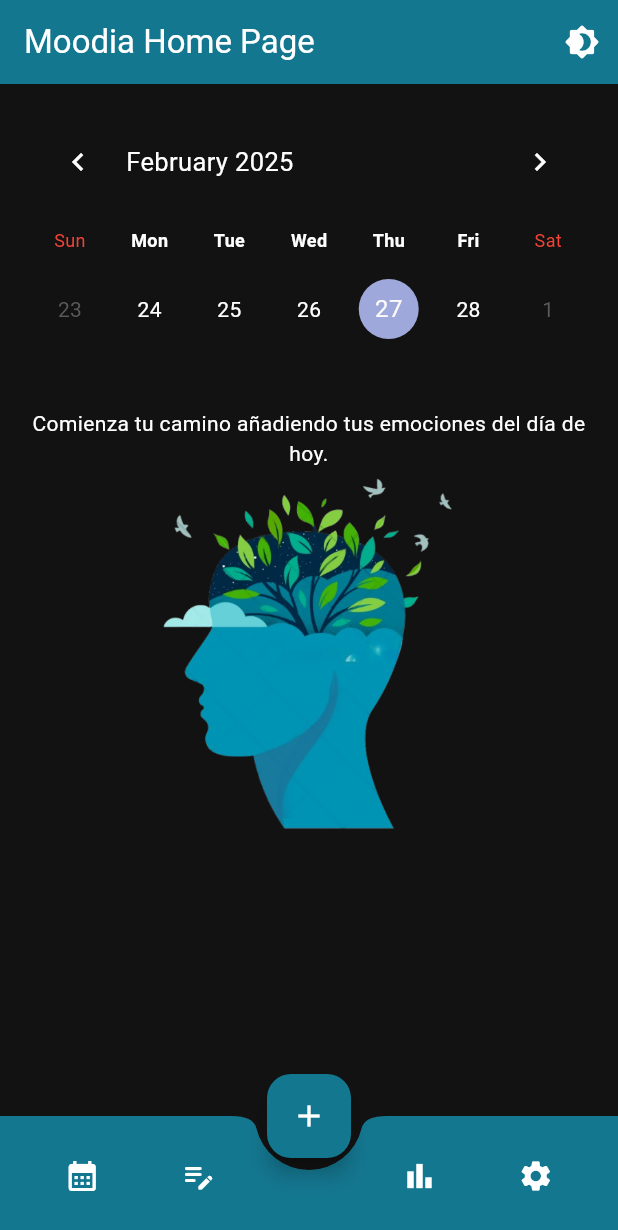
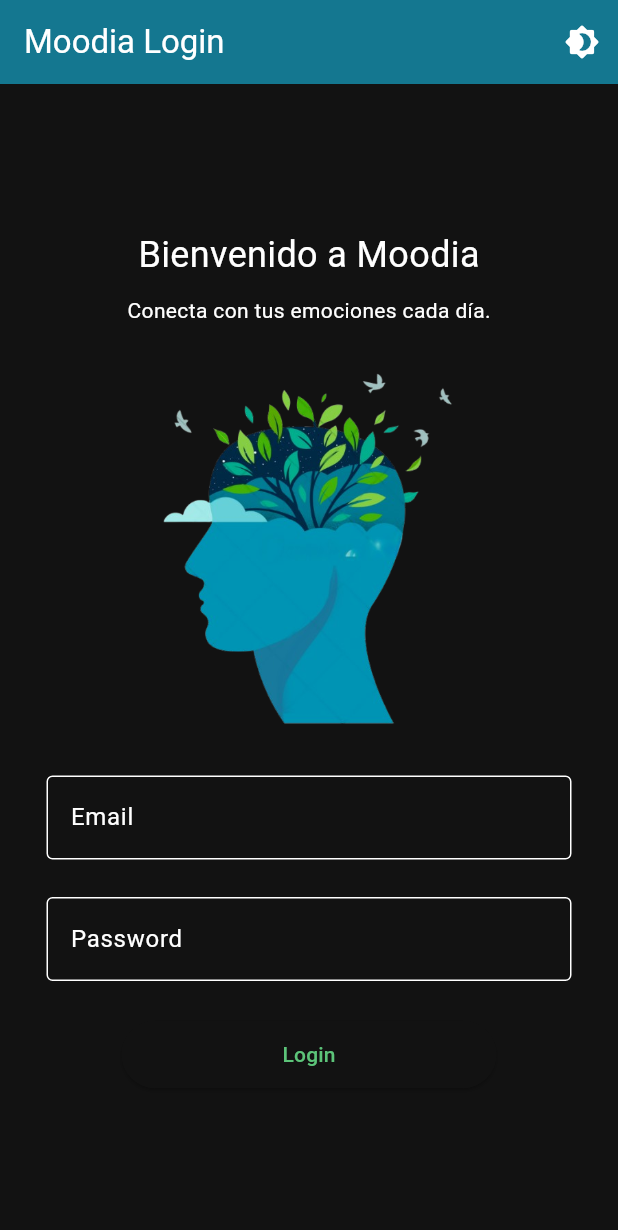
Before and after one commit to lnarote777/proyecto_inicial, a Flutter app: the screen it shows after launch, after a tap on the "brightness 4" icon, on a phone screen of 412 x 824 dp. Shown: the top 1230 px of the screen. Run offline on Flutter 3.47's test engine with Material 3 defaults, Android fonts, the phone set to English and light mode, and no system bars; drawn by our look-alikes of table_calendar.

Commit message:
parte 2: Navegación pantallas

```diff
--- a/lib/main.dart
+++ b/lib/main.dart
@@ -1,28 +1,28 @@
 import 'package:flutter/material.dart';
-import 'package:table_calendar/table_calendar.dart';
+import 'package:projecto_inicial/screen/home_screen.dart';
+import 'package:projecto_inicial/screen/login_screen.dart';
+
 
 void main() {
   runApp(const MyApp());
 }
 
-//Clase principal
+
 class MyApp extends StatefulWidget {
   const MyApp({super.key});
 
   @override
   State<MyApp> createState() => _MyAppState();
-
 }
 
 class _MyAppState extends State<MyApp> {
-  ThemeMode _themeMode = ThemeMode.light; //Esatado inicial con tema claro
+  // Estado global para el modo oscuro
+  bool isDarkMode = false;
 
-  //Método que alterna entre modo claro y oscuro
-  void _toggleTheme() {
+  // Función para cambiar el tema
+  void toggleTheme() {
     setState(() {
-      _themeMode = _themeMode == ThemeMode.light
-          ? ThemeMode.dark
-          : ThemeMode.light;
+      isDarkMode = !isDarkMode;
     });
   }
 
@@ -30,7 +30,7 @@ class _MyAppState extends State<MyApp> {
   Widget build(BuildContext context) {
     return MaterialApp(
       debugShowCheckedModeBanner: false,
-      title: 'Moodia Demo',
+      title: 'Moodia',
       theme: ThemeData(
         colorScheme: ColorScheme.light(
           primary: Colors.green.shade200,
@@ -44,7 +44,6 @@ class _MyAppState extends State<MyApp> {
           color: Colors.green.shade200,
         ),
       ),
-
       darkTheme: ThemeData(
         colorScheme: ColorScheme.dark(
           primary: const Color.fromARGB(255, 20, 119, 144),
@@ -58,124 +57,12 @@ class _MyAppState extends State<MyApp> {
           color: const Color.fromARGB(255, 20, 119, 144),
         ),
       ),
-      themeMode: _themeMode, //tema dinamico
-      home: HomePage(title: 'Moodia Home Page', toggleTheme: _toggleTheme),
+      themeMode: isDarkMode ? ThemeMode.dark : ThemeMode.light,
+      initialRoute: '/login_screen',
+      routes: {
+        '/login_screen': (context) => LoginScreen(toggleTheme: toggleTheme, isDarkMode: isDarkMode),
+        '/home_screen': (context) => HomeScreen(toggleTheme: toggleTheme, isDarkMode: isDarkMode),
+      },
     );
   }
 }
-
-//Pagina principal de la aplicación
-class HomePage extends StatefulWidget {
-  const HomePage({super.key, required this.title, required this.toggleTheme});
-
-  final String title;
-  final VoidCallback toggleTheme; //Funcion para cambiar el tema
-
-  @override
-  State<HomePage> createState() => _HomePageState();
-}
-
-class _HomePageState extends State<HomePage> {
-  DateTime _focusedDay = DateTime.now();
-  DateTime? _selectedDay;
-
-
-  @override
-  Widget build(BuildContext context) {
-    return Scaffold(
-      appBar: AppBar(
-        backgroundColor: Theme.of(context).appBarTheme.backgroundColor,
-        title: Text(widget.title),
-        actions: [
-          IconButton(
-            icon: const Icon(Icons.brightness_4_rounded),
-            onPressed: widget.toggleTheme,
-          ), //IconButton para cambiar el tema
-        ],
-      ),
-      body: Padding(
-        padding: const EdgeInsets.all(20.0),
-        child: Column(
-          children: <Widget> [
-            // Calendario semanal
-            TableCalendar(
-            firstDay: DateTime.utc(2000, 1, 1),
-            lastDay: DateTime.utc(2050, 1, 1),
-            focusedDay: _focusedDay,
-            calendarFormat: CalendarFormat.week,
-            availableCalendarFormats: const {
-              CalendarFormat.week: 'Semana'  //Solo permite el formato de una semana
-            },
-            daysOfWeekHeight: 40,
-            daysOfWeekStyle: DaysOfWeekStyle(
-              weekdayStyle: const TextStyle(
-                fontSize: 12,
-                fontWeight: FontWeight.bold),
-              weekendStyle: const TextStyle(
-                fontSize: 12,
-                color: Colors.red),
-            ),
-            selectedDayPredicate: (day) {
-              return isSameDay(_selectedDay, day);
-            },
-            onDaySelected: (selectedDay, focusedDay) {
-              setState(() {
-                _selectedDay = selectedDay;
-                _focusedDay = focusedDay;
-              });
-            },
-            onPageChanged: (focusedDay) {
-              _focusedDay = focusedDay;
-            },
-          ),
-          SizedBox(height: 40,),
-          Text("Comienza tu camino añadiendo tus emociones del día de hoy.", textAlign: TextAlign.center,),
-          //Imagen dinamica segun el tema
-          Image.asset(
-            Theme.of(context).brightness == Brightness.light
-              ? "assets/moodiaLight.png" // Imagen para tema claro
-              : "assets/moodiaBlack.png",  // Imagen para tema oscuro
-            width: 250,
-            height: 250,
-          ),
-          ],
-        ),
-      ),
-      //Barra de navegación inferior
-      bottomNavigationBar: BottomAppBar(
-        color: Theme.of(context).bottomAppBarTheme.color,
-        shape: const CircularNotchedRectangle(),
-        notchMargin: 8.0,
-        child: Row(
-          mainAxisAlignment: MainAxisAlignment.spaceAround,
-          children: [
-            IconButton(
-              icon: const Icon(Icons.calendar_month),
-              onPressed: () {},
-            ),
-            IconButton(
-              icon: const Icon(Icons.edit_note_rounded),
-              onPressed: () {},
-            ),
-            const SizedBox(width: 40),
-            IconButton(
-              icon: const Icon(Icons.bar_chart),
-              onPressed: () {},
-            ),
-            IconButton(
-              icon: const Icon(Icons.settings),
-              onPressed: () {},
-            ),
-
-          ],
-        ),
-      ),
-      //Botton para agregar una nueva entrada
-      floatingActionButton: FloatingActionButton(
-        onPressed: () {},
-        child: const Icon(Icons.add),
-      ),
-      floatingActionButtonLocation: FloatingActionButtonLocation.centerDocked,
-    );
-  }
-}
--- /dev/null
+++ b/lib/screen/login_screen.dart
@@ -0,0 +1,127 @@
+import 'package:flutter/cupertino.dart';
+import 'package:flutter/material.dart';
+
+//Clase principal
+class LoginScreen extends StatefulWidget {
+
+  final VoidCallback toggleTheme;
+  final bool isDarkMode;
+
+  const LoginScreen({super.key, required this.toggleTheme, required this.isDarkMode});
+
+
+  @override
+  State<LoginScreen> createState() => _LoginScreenState();
+
+}
+
+
+class _LoginScreenState extends State<LoginScreen> {
+  final TextEditingController _emailController = TextEditingController();
+  final TextEditingController _passwordController = TextEditingController();
+
+  void _showAlertDialog() {
+    showDialog(
+      context: context,
+      builder: (context) {
+        return CupertinoAlertDialog(
+          title: const Text('Campos vacíos'),
+          content: const Text('Por favor, ingresa tu Email y Password para continuar.'),
+          actions: <Widget>[
+            CupertinoDialogAction(
+              child: const Text('OK'),
+              onPressed: () {
+                Navigator.of(context).pop(); // Cerrar el diálogo
+              },
+            ),
+          ],
+        );
+      },
+    );
+  }
+
+  @override
+  void dispose() {
+    _emailController.dispose();
+    _passwordController.dispose();
+    super.dispose();
+  }
+
+  @override
+    Widget build(BuildContext context) {
+      return Scaffold(
+        appBar: AppBar(
+          title: const Text('Moodia Login'),
+          actions: [
+            IconButton(
+              icon: const Icon(Icons.brightness_4_rounded),
+              onPressed: widget.toggleTheme,
+            ),
+          ],
+        ),
+        body: Center(
+          child: Column(
+            mainAxisAlignment: MainAxisAlignment.center,
+            children: <Widget>[
+              const Text(
+                'Bienvenido a Moodia',
+                style: TextStyle(fontSize: 24),
+              ),
+              SizedBox(height: 10),
+              const Text(
+                'Conecta con tus emociones cada día.',
+                style: TextStyle(fontSize: 14),
+              ),
+              SizedBox(height: 25),
+              Image.asset(
+                Theme.of(context).brightness == Brightness.light
+                  ? "assets/moodiaLight.png" // Imagen para tema claro
+                  : "assets/moodiaBlack.png",  // Imagen para tema oscuro
+                width: 250,
+                height: 250,
+              ),
+              SizedBox(height: 25),
+              SizedBox(
+                width: 350,
+                child: TextField(
+                  controller: _emailController,
+                  decoration: InputDecoration(
+                    border: OutlineInputBorder(),
+                    labelText: "Email"
+                  )
+                )
+              ),
+              SizedBox(height: 25),
+              SizedBox(
+                width: 350,
+                child: TextField(
+                  controller: _passwordController,
+                  obscureText: true,
+                  decoration: InputDecoration(
+                    border: OutlineInputBorder(),
+                    labelText: "Password"
+                  )
+                )
+              ),
+              SizedBox(height: 25),
+              ElevatedButton(
+                //desactivado hasta que se añada algo a los dos textfields
+                style: ElevatedButton.styleFrom(
+                  foregroundColor: const Color.fromARGB(255, 92, 196, 121),
+                  fixedSize: Size(250, 45)),
+                onPressed: (){
+                  if (_emailController.text.isEmpty || _passwordController.text.isEmpty) {
+                    // Muestra el diálogo de alerta
+                    _showAlertDialog();
+                  } else {
+                    Navigator.pushNamed(context, '/home_screen');
+                  }
+                },
+                child: Text("Login")
+              ),
+            ],
+          ),
+        ),
+      );
+    }
+}
```
Also changed, not shown: lib/screen/home_screen.dart (added, +128 -0 lines).
